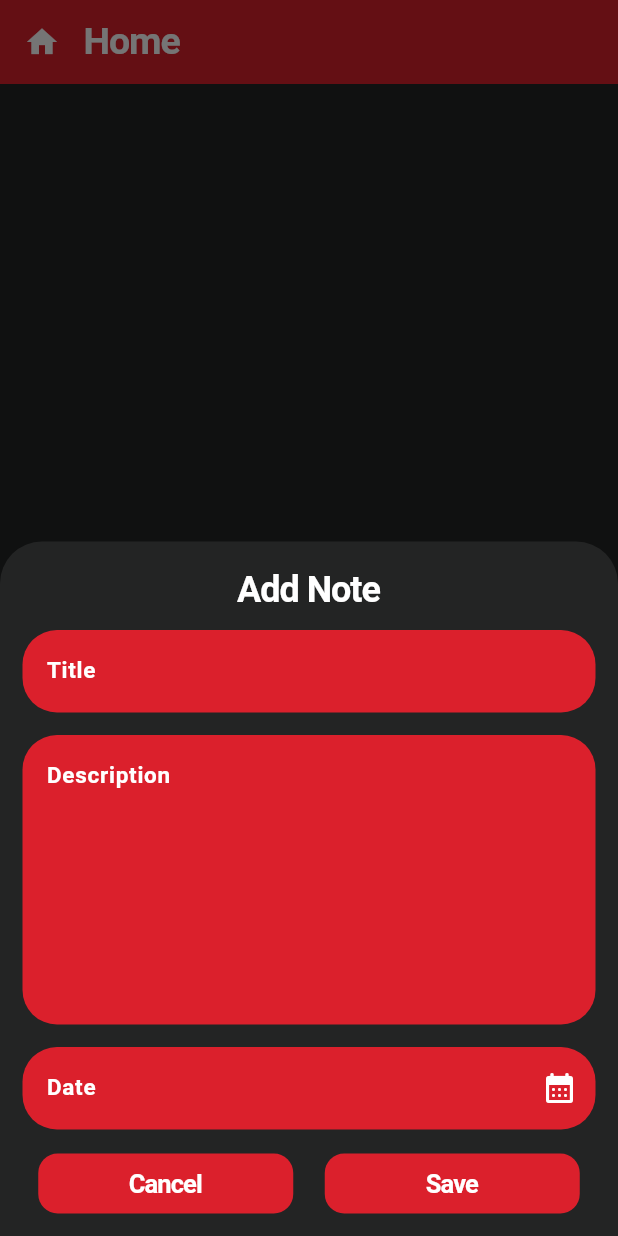
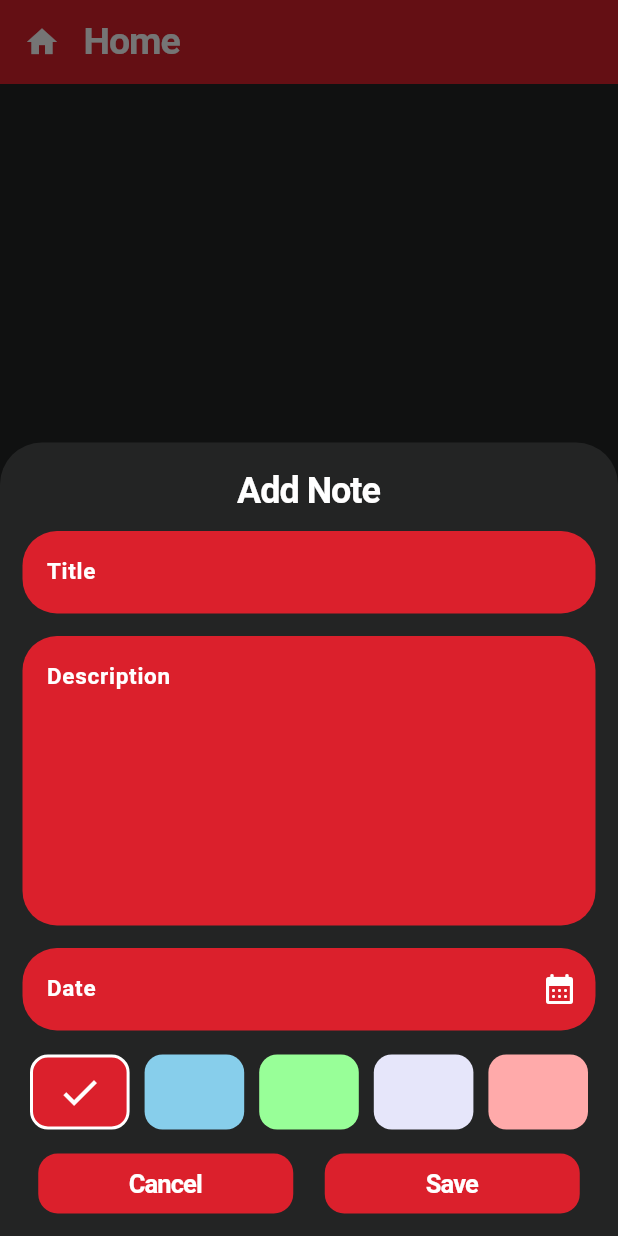
Before and after one commit to ajmal-km/note_app, a Flutter app: the screen it shows after launch, after a tap on the "add" icon, on a phone screen of 412 x 824 dp. Run offline on Flutter 3.47's test engine with Material 3 defaults, Android fonts, the phone set to English and light mode, and no system bars.

Commit message:
color editable section added

```diff
--- a/lib/utils/color_constants.dart
+++ b/lib/utils/color_constants.dart
@@ -6,4 +6,10 @@ class ColorConstants {
   static const Color yellow = Color(0xff9e8f17);
   static const Color fontColor = Color(0xffffffff);
   static const Color greyFont = Color(0xff9c9c9c);
+
+  static const Color lightpink = Color(0xffFFAAAA);
+  static const Color skyblue = Color(0xff87CEEB);
+  static const Color mintgreen = Color(0xff98FF98);
+  static const Color lavender = Color(0xffE6E6FA);
+  static const Color coral = Color(0xffFF7F50);
 }
--- a/lib/view/home_screen/home_screen.dart
+++ b/lib/view/home_screen/home_screen.dart
@@ -2,7 +2,7 @@ import 'package:flutter/material.dart';
 import 'package:note_app/utils/color_constants.dart';
 import 'package:note_app/view/note_database/note_database.dart';
 import 'package:note_app/view/note_screen/note_screen.dart';
-import 'package:note_app/view/note_screen/widgets/note_card.dart';
+import 'package:note_app/view/home_screen/widgets/note_card.dart';
 
 class HomeScreen extends StatefulWidget {
   const HomeScreen({super.key});
@@ -15,11 +15,104 @@ class _HomeScreenState extends State<HomeScreen> {
   TextEditingController titleController = TextEditingController();
   TextEditingController descriptionController = TextEditingController();
   TextEditingController dateController = TextEditingController();
+  // list of colors to change the color of the note card
+  List noteColors = [
+    ColorConstants.mainRed,
+    ColorConstants.skyblue,
+    ColorConstants.mintgreen,
+    ColorConstants.lavender,
+    ColorConstants.lightpink,
+  ];
+  // for selecting the color from the above list
+  int selectedColorIndex = 0;
   @override
   Widget build(BuildContext context) {
     return Scaffold(
       backgroundColor: ColorConstants.mainBlack,
-      appBar: AppBar(
+      appBar: _buildAppBarSection(),
+      body: NoteDatabase.noteList.isEmpty
+          ? Center(
+              child: Text(
+                "Add Note",
+                style: TextStyle(
+                  color: ColorConstants.mainRed,
+                  fontSize: 30,
+                  fontWeight: FontWeight.w600,
+                  letterSpacing: -1,
+                ),
+              ),
+            )
+          : _buildNoteListDisplaySection(),
+      floatingActionButton: FloatingActionButton(
+        backgroundColor: ColorConstants.mainRed,
+        child: Icon(Icons.add, size: 40, color: ColorConstants.fontColor),
+        onPressed: () {
+          titleController.clear();
+          descriptionController.clear();
+          dateController.clear();
+          customBottomSheet(context);
+        },
+      ),
+    );
+  }
+
+  Widget _buildNoteListDisplaySection() {
+    return ListView.separated(
+            separatorBuilder: (context, index) => SizedBox(height: 15),
+            padding: EdgeInsets.all(14),
+            itemBuilder: (context, index) => InkWell(
+              borderRadius: BorderRadius.circular(15),
+              onTap: () {
+                Navigator.push(
+                  context,
+                  MaterialPageRoute(
+                    builder: (context) => NoteScreen(
+                      noteTitle: NoteDatabase.noteList[index]["title"],
+                      description: NoteDatabase.noteList[index]
+                          ["description"],
+                      date: NoteDatabase.noteList[index]["date"],
+                      appBarColor: noteColors[NoteDatabase.noteList[index]
+                          ["colorIndex"]],
+                      onDelete: () {
+                        setState(() {
+                          NoteDatabase.noteList.removeAt(index);
+                          Navigator.pop(context);
+                        });
+                      },
+                    ),
+                  ),
+                );
+              },
+              child: NoteCard(
+                title: NoteDatabase.noteList[index]["title"],
+                description: NoteDatabase.noteList[index]["description"],
+                date: NoteDatabase.noteList[index]["date"],
+                cardColor:
+                    noteColors[NoteDatabase.noteList[index]["colorIndex"]],
+                onEdit: () {
+                  setState(() {
+                    titleController.text =
+                        NoteDatabase.noteList[index]["title"];
+                    descriptionController.text =
+                        NoteDatabase.noteList[index]["description"];
+                    dateController.text =
+                        NoteDatabase.noteList[index]["date"];
+                    customBottomSheet(context, isEdit: true, index: index);
+                  });
+                },
+                onDelete: () {
+                  setState(() {
+                    NoteDatabase.noteList.removeAt(index);
+                  });
+                },
+              ),
+            ),
+            itemCount: NoteDatabase.noteList.length,
+          );
+  }
+
+  AppBar _buildAppBarSection() {
+    return AppBar(
       backgroundColor: ColorConstants.mainRed,
       surfaceTintColor: ColorConstants.mainRed,
       leading: IconButton(
@@ -39,84 +132,6 @@ class _HomeScreenState extends State<HomeScreen> {
           letterSpacing: -0.7,
         ),
       ),
-      ),
-      body: NoteDatabase.noteList.isEmpty
-          ? Center(
-              child: Text(
-                "Add Note",
-                style: TextStyle(
-                  color: ColorConstants.mainRed,
-                  fontSize: 30,
-                  fontWeight: FontWeight.w600,
-                  letterSpacing: -1,
-                ),
-              ),
-            )
-          : Column(
-              children: <Widget>[
-                Expanded(
-                  child: ListView.separated(
-                    separatorBuilder: (context, index) => SizedBox(height: 15),
-                    padding: EdgeInsets.all(14),
-                    itemBuilder: (context, index) => InkWell(
-                      onTap: () {
-                        Navigator.push(
-                          context,
-                          MaterialPageRoute(
-                            builder: (context) => NoteScreen(
-                              noteTitle: NoteDatabase.noteList[index]["title"],
-                              description: NoteDatabase.noteList[index]
-                                  ["description"],
-                              date: NoteDatabase.noteList[index]["date"],
-                              onDelete: () {
-                                setState(() {
-                                  NoteDatabase.noteList.removeAt(index);
-                                  Navigator.pop(context);
-                                });
-                              },
-                            ),
-                          ),
-                        );
-                      },
-                      child: NoteCard(
-                        title: NoteDatabase.noteList[index]["title"],
-                        description: NoteDatabase.noteList[index]
-                            ["description"],
-                        date: NoteDatabase.noteList[index]["date"],
-                        onEdit: () {
-                          setState(() {
-                            titleController.text =
-                                NoteDatabase.noteList[index]["title"];
-                            descriptionController.text =
-                                NoteDatabase.noteList[index]["description"];
-                            dateController.text =
-                                NoteDatabase.noteList[index]["date"];
-                            customBottomSheet(context,
-                                isEdit: true, index: index);
-                          });
-                        },
-                        onDelete: () {
-                          setState(() {
-                            NoteDatabase.noteList.removeAt(index);
-                          });
-                        },
-                      ),
-                    ),
-                    itemCount: NoteDatabase.noteList.length,
-                  ),
-                ),
-              ],
-            ),
-      floatingActionButton: FloatingActionButton(
-        backgroundColor: ColorConstants.mainRed,
-        child: Icon(Icons.add, size: 40, color: ColorConstants.fontColor),
-        onPressed: () {
-          titleController.clear();
-          descriptionController.clear();
-          dateController.clear();
-          customBottomSheet(context);
-        },
-      ),
     );
   }
 
@@ -126,11 +141,12 @@ class _HomeScreenState extends State<HomeScreen> {
       backgroundColor: ColorConstants.mainBlack,
       isScrollControlled: true,
       context: context,
-      builder: (context) => Padding(
+      builder: (context) => StatefulBuilder(
+        builder: (context, bottomSetState) => Padding(
           padding: EdgeInsets.all(15),
           child: Padding(
-          padding:
-              EdgeInsets.only(bottom: MediaQuery.of(context).viewInsets.bottom),
+            padding: EdgeInsets.only(
+                bottom: MediaQuery.of(context).viewInsets.bottom),
             child: SizedBox(
               width: double.infinity,
               child: Column(
@@ -244,9 +260,47 @@ class _HomeScreenState extends State<HomeScreen> {
                   ),
                   SizedBox(height: 16),
                   Row(
+                    children: List.generate(
+                      noteColors.length,
+                      (index) => Expanded(
+                        child: Padding(
+                          padding: const EdgeInsets.symmetric(horizontal: 5),
+                          child: InkWell(
+                            onTap: () {
+                              bottomSetState(() {
+                                selectedColorIndex = index;
+                              });
+                            },
+                            child: Container(
+                              height: 50,
+                              decoration: BoxDecoration(
+                                borderRadius: BorderRadius.circular(12),
+                                border: selectedColorIndex == index
+                                    ? Border.all(
+                                        width: 2,
+                                        color: ColorConstants.fontColor)
+                                    : null,
+                                color: noteColors[index],
+                              ),
+                              child: selectedColorIndex == index
+                                  ? Icon(
+                                      Icons.check,
+                                      size: 30,
+                                      color: ColorConstants.fontColor,
+                                    )
+                                  : null,
+                            ),
+                          ),
+                        ),
+                      ),
+                    ),
+                  ),
+                  SizedBox(height: 16),
+                  Row(
                     mainAxisAlignment: MainAxisAlignment.spaceAround,
                     children: <Widget>[
                       InkWell(
+                        borderRadius: BorderRadius.circular(13),
                         onTap: () {
                           Navigator.pop(context);
                         },
@@ -270,19 +324,23 @@ class _HomeScreenState extends State<HomeScreen> {
                         ),
                       ),
                       InkWell(
+                        borderRadius: BorderRadius.circular(13),
                         onTap: () {
                           setState(() {
                             if (isEdit) {
                               NoteDatabase.noteList[index!] = {
                                 "title": titleController.text,
                                 "description": descriptionController.text,
-                              "date": dateController.text
+                                "date": dateController.text,
+                                "colorIndex": selectedColorIndex,
                               };
+                              Navigator.pop(context);
                             } else {
                               NoteDatabase.noteList.add({
                                 "title": titleController.text,
                                 "description": descriptionController.text,
                                 "date": dateController.text,
+                                "colorIndex": selectedColorIndex,
                               });
                               Navigator.pop(context);
                             }
@@ -314,6 +372,7 @@ class _HomeScreenState extends State<HomeScreen> {
             ),
           ),
         ),
+      ),
     );
   }
 }
--- a/lib/view/note_screen/widgets/note_card.dart
+++ b/lib/view/home_screen/widgets/note_card.dart
@@ -7,6 +7,7 @@ class NoteCard extends StatelessWidget {
     required this.title,
     required this.description,
     required this.date,
+    required this.cardColor,
     this.onEdit,
     this.onDelete,
   });
@@ -14,6 +15,7 @@ class NoteCard extends StatelessWidget {
   final String title;
   final String description;
   final String date;
+  final Color cardColor;
   final void Function()? onEdit;
   final void Function()? onDelete;
 
@@ -23,7 +25,7 @@ class NoteCard extends StatelessWidget {
       height: 180,
       padding: EdgeInsets.all(15),
       decoration: BoxDecoration(
-        color: ColorConstants.mainRed,
+        color: cardColor, // card color added through data passing from constructor.
         borderRadius: BorderRadius.circular(15),
       ),
       child: Column(
@@ -57,7 +59,7 @@ class NoteCard extends StatelessWidget {
                   )),
             ],
           ),
-          SizedBox(height: 16),
+          SizedBox(height: 10),
           Text(
             description,
             maxLines: 3,
```
Also changed, not shown: lib/view/note_screen/note_screen.dart (+38 -28 lines). Lines whose indentation alone changed are shown as unchanged.
